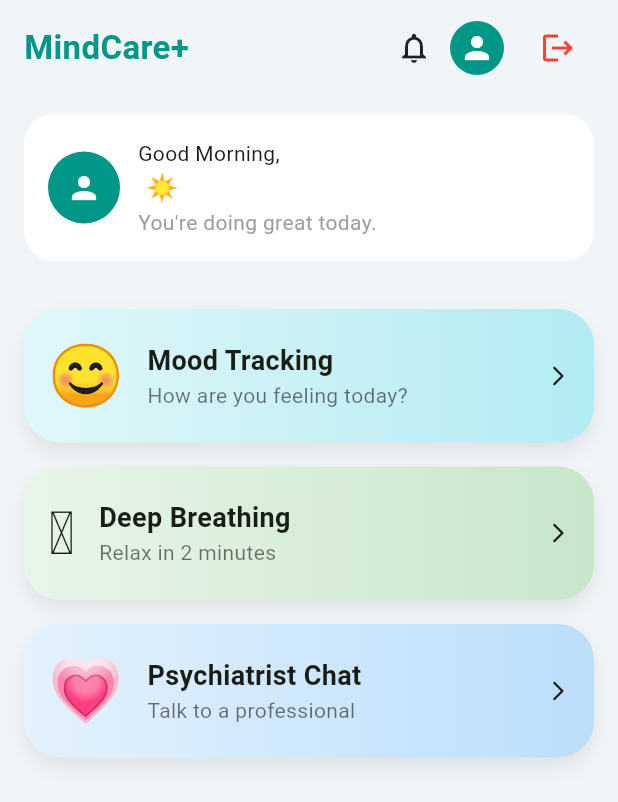
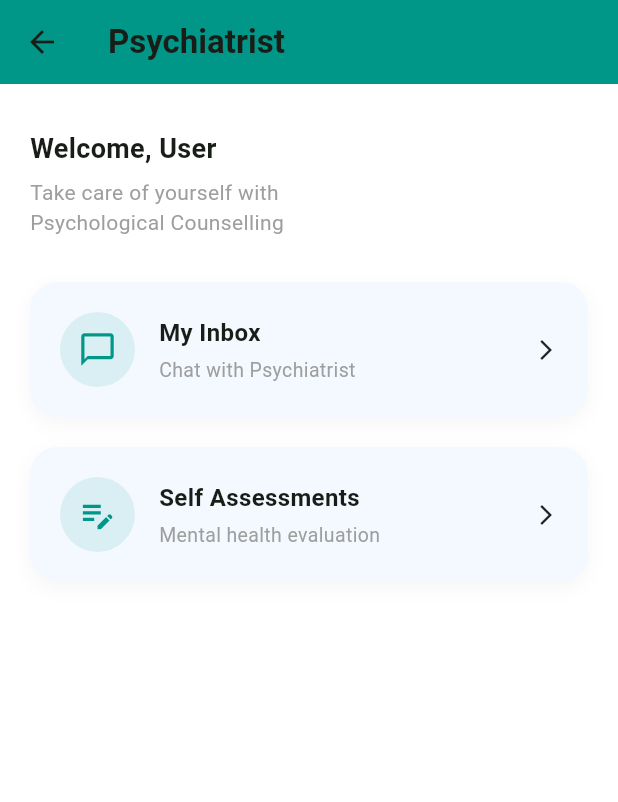
Before and after one commit to arnarock/mindcare, a Flutter app: the screen it shows once a user with an empty profile is signed in, after a tap on "Psychiatrist Chat", on a phone screen of 412 x 824 dp. Shown: the top 802 px of the screen. Run offline on Flutter 3.47's test engine with Material 3 defaults, Android fonts, the phone set to English and light mode, and no system bars; our stand-ins replace cloud_firestore, firebase_auth, firebase_core; accounts and stored records are empty.

Commit message:
aom add psychiatrist page1

```diff
--- a/lib/home.dart
+++ b/lib/home.dart
@@ -4,6 +4,7 @@ import 'package:cloud_firestore/cloud_firestore.dart';
 import 'mood_diary.dart';
 import 'profile_screen.dart';
 import 'meditation_page.dart';
+import 'psychiatrist_page.dart';
 
 class HomePage extends StatelessWidget {
   const HomePage({super.key});
@@ -96,7 +97,14 @@ class HomePage extends StatelessWidget {
                           gradient: const LinearGradient(
                             colors: [Color(0xFFE3F2FD), Color(0xFFBBDEFB)],
                           ),
-                          onTap: () {},
+                          onTap: () {
+                            Navigator.push(
+                              context,
+                              MaterialPageRoute(
+                                builder: (_) => const PsychiatristPage(),
+                              ),
+                            );
+                          },
                         ),
                       ],
                     ),
--- /dev/null
+++ b/lib/psychiatrist_page.dart
@@ -0,0 +1,152 @@
+import 'package:flutter/material.dart';
+
+class PsychiatristPage extends StatelessWidget {
+  const PsychiatristPage({super.key});
+
+  @override
+  Widget build(BuildContext context) {
+    return Scaffold(
+      backgroundColor: Colors.white,
+
+      appBar: AppBar(
+        elevation: 0,
+        backgroundColor: Colors.teal,
+        title: const Text(
+          "Psychiatrist",
+          style: TextStyle(fontWeight: FontWeight.bold),
+        ),
+      ),
+
+      body: Padding(
+        padding: const EdgeInsets.all(20),
+        child: Column(
+          crossAxisAlignment: CrossAxisAlignment.start,
+          children: [
+
+            const SizedBox(height: 10),
+
+            /// Welcome Text
+            const Text(
+              "Welcome, User",
+              style: TextStyle(
+                fontSize: 18,
+                fontWeight: FontWeight.bold,
+              ),
+            ),
+
+            const SizedBox(height: 6),
+
+            const Text(
+              "Take care of yourself with\nPsychological Counselling",
+              style: TextStyle(
+                fontSize: 14,
+                color: Colors.grey,
+              ),
+            ),
+
+            const SizedBox(height: 30),
+
+            /// My Inbox Card
+            _optionCard(
+              context,
+              icon: Icons.chat_bubble_outline,
+              title: "My Inbox",
+              subtitle: "Chat with Psychiatrist",
+              onTap: () {
+                // TODO: เปิดหน้า Chat จริงในอนาคต
+              },
+            ),
+
+            const SizedBox(height: 20),
+
+            /// Self Assessment Card
+            _optionCard(
+              context,
+              icon: Icons.edit_note_outlined,
+              title: "Self Assessments",
+              subtitle: "Mental health evaluation",
+              onTap: () {
+                // TODO: เปิดหน้าแบบประเมิน
+              },
+            ),
+          ],
+        ),
+      ),
+    );
+  }
+
+  /// ------------------------------
+  /// Option Card Widget
+  /// ------------------------------
+  Widget _optionCard(
+    BuildContext context, {
+    required IconData icon,
+    required String title,
+    required String subtitle,
+    required VoidCallback onTap,
+  }) {
+    return InkWell(
+      borderRadius: BorderRadius.circular(18),
+      onTap: onTap,
+      child: Container(
+        padding: const EdgeInsets.all(20),
+        decoration: BoxDecoration(
+          color: const Color(0xFFF3F9FF),
+          borderRadius: BorderRadius.circular(18),
+          boxShadow: [
+            BoxShadow(
+              color: Colors.grey.withOpacity(0.1),
+              blurRadius: 10,
+              offset: const Offset(0, 4),
+            ),
+          ],
+        ),
+        child: Row(
+          children: [
+
+            /// Icon
+            Container(
+              padding: const EdgeInsets.all(12),
+              decoration: BoxDecoration(
+                color: Colors.teal.withOpacity(0.1),
+                shape: BoxShape.circle,
+              ),
+              child: Icon(icon, color: Colors.teal, size: 26),
+            ),
+
+            const SizedBox(width: 16),
+
+            /// Text Section
+            Expanded(
+              child: Column(
+                crossAxisAlignment: CrossAxisAlignment.start,
+                children: [
+
+                  Text(
+                    title,
+                    style: const TextStyle(
+                      fontSize: 16,
+                      fontWeight: FontWeight.bold,
+                    ),
+                  ),
+
+                  const SizedBox(height: 4),
+
+                  Text(
+                    subtitle,
+                    style: const TextStyle(
+                      fontSize: 13,
+                      color: Colors.grey,
+                    ),
+                  ),
+                ],
+              ),
+            ),
+
+            const Icon(Icons.arrow_forward_ios, size: 16),
+          ],
+        ),
+      ),
+    );
+  }
+}
```
